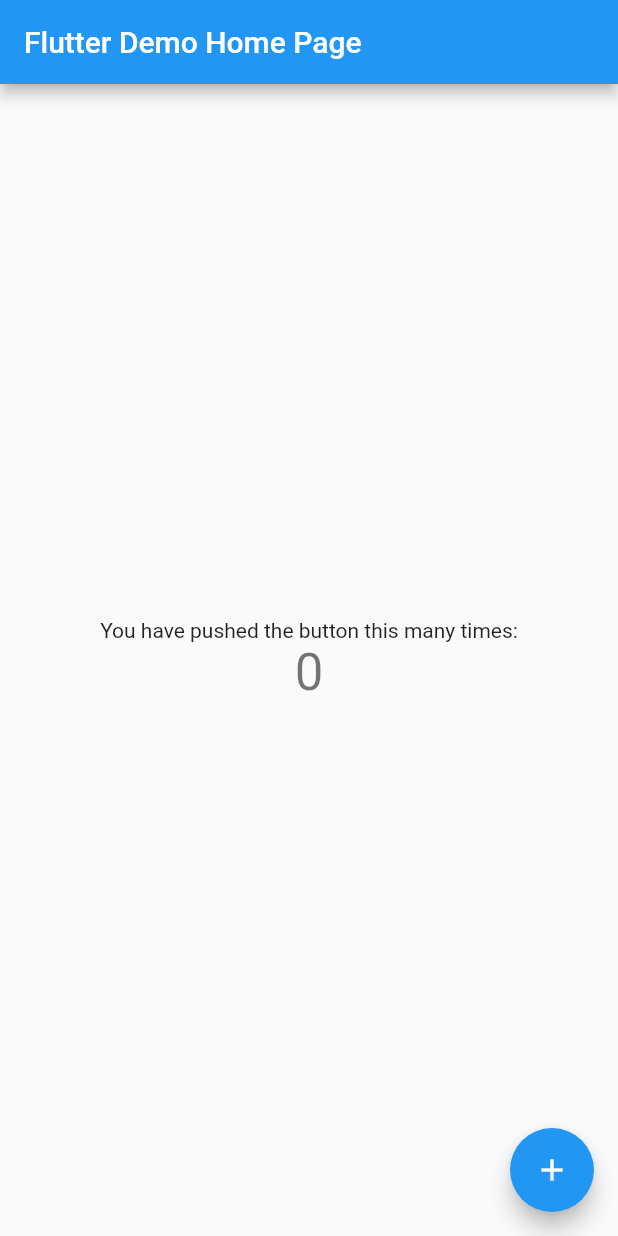
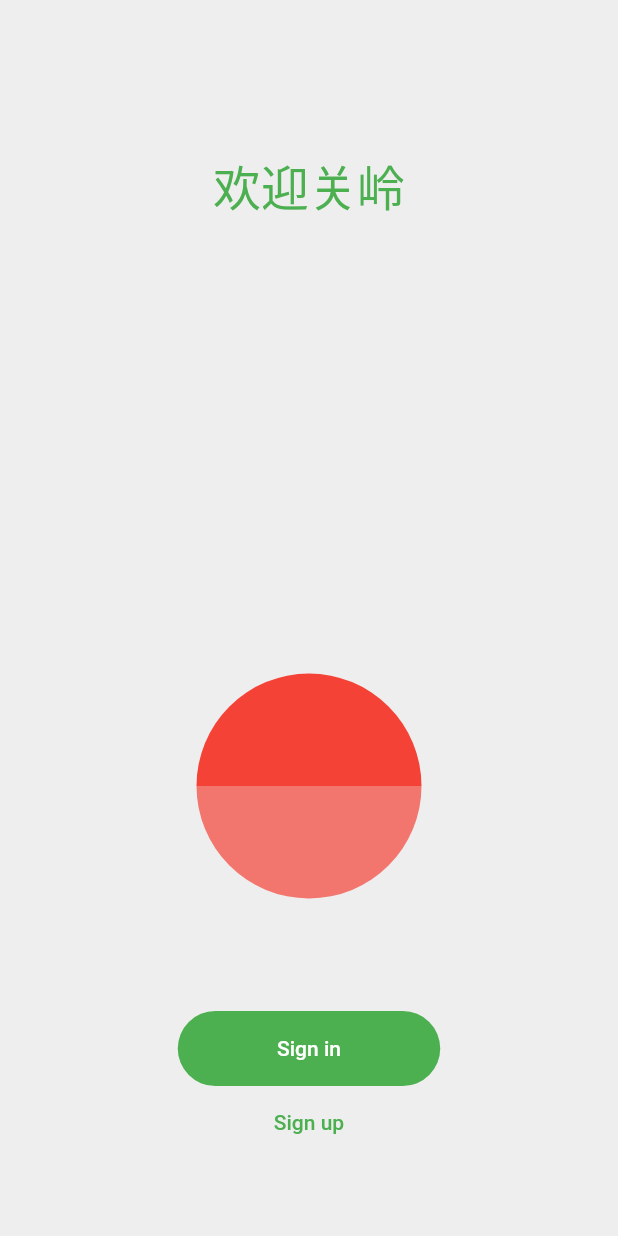
Before and after one commit to dfodeker/Credia, a Flutter app: the screen it shows after launch, on a phone screen of 412 x 824 dp. Run offline on Flutter 3.47's test engine with Material 2 defaults, Android fonts, the light colour scheme and no system bars.

Commit message:
Welcome page with frosted background

```diff
--- a/credia_app/lib/main.dart
+++ b/credia_app/lib/main.dart
@@ -1,115 +1,124 @@
+import 'dart:ui' as dartUI;
+
 import 'package:flutter/material.dart';
 
-void main() {
-  runApp(const MyApp());
-}
+void main() => runApp(MyApp());
 
 class MyApp extends StatelessWidget {
-  const MyApp({Key? key}) : super(key: key);
-
-  // This widget is the root of your application.
   @override
   Widget build(BuildContext context) {
     return MaterialApp(
-      title: 'Flutter Demo',
+      title: 'Credia',
       theme: ThemeData(
-        // This is the theme of your application.
-        //
-        // Try running your application with "flutter run". You'll see the
-        // application has a blue toolbar. Then, without quitting the app, try
-        // changing the primarySwatch below to Colors.green and then invoke
-        // "hot reload" (press "r" in the console where you ran "flutter run",
-        // or simply save your changes to "hot reload" in a Flutter IDE).
-        // Notice that the counter didn't reset back to zero; the application
-        // is not restarted.
-        primarySwatch: Colors.blue,
+        primaryColor: Colors.green,
+        scaffoldBackgroundColor: Colors.grey.shade200,
       ),
-      home: const MyHomePage(title: 'Flutter Demo Home Page'),
+      home: MyHomePage(),
     );
   }
 }
 
 class MyHomePage extends StatefulWidget {
-  const MyHomePage({Key? key, required this.title}) : super(key: key);
-
-  // This widget is the home page of your application. It is stateful, meaning
-  // that it has a State object (defined below) that contains fields that affect
-  // how it looks.
-
-  // This class is the configuration for the state. It holds the values (in this
-  // case the title) provided by the parent (in this case the App widget) and
-  // used by the build method of the State. Fields in a Widget subclass are
-  // always marked "final".
-
-  final String title;
-
   @override
-  State<MyHomePage> createState() => _MyHomePageState();
+  _MyHomePageState createState() => _MyHomePageState();
 }
 
 class _MyHomePageState extends State<MyHomePage> {
-  int _counter = 0;
+  Align buildTitle(BuildContext context) {
+    return Align(
+      alignment: Alignment.topCenter,
+      child: Padding(
+        padding: const EdgeInsets.only(top: 100.0),
+        child: Text(
+          '欢迎关岭',
+          style: TextStyle(
+            fontSize: 32.0,
+            color: Theme.of(context).primaryColor,
+          ),
+        ),
+      ),
+    );
+  }
 
-  void _incrementCounter() {
-    setState(() {
-      // This call to setState tells the Flutter framework that something has
-      // changed in this State, which causes it to rerun the build method below
-      // so that the display can reflect the updated values. If we changed
-      // _counter without calling setState(), then the build method would not be
-      // called again, and so nothing would appear to happen.
-      _counter++;
-    });
+  Align buildCircle() {
+    return Align(
+      alignment: Alignment.bottomCenter,
+      child: Padding(
+        padding: const EdgeInsets.only(bottom: 225.0),
+        child: Container(
+          height: 150.0,
+          width: 150.0,
+          decoration: BoxDecoration(
+            shape: BoxShape.circle,
+            color: Colors.red,
+          ),
+        ),
+      ),
+    );
+  }
+
+  Align buildFrostedGlass() {
+    return Align(
+      alignment: Alignment.bottomCenter,
+      child: BackdropFilter(
+        filter: dartUI.ImageFilter.blur(sigmaX: 0.0, sigmaY: 0.0),
+        child: Container(
+          height: 300.0,
+          width: double.infinity,
+          decoration: BoxDecoration(
+            color: Colors.grey.shade200.withOpacity(0.3),
+          ),
+          child: Align(
+            alignment: Alignment.bottomCenter,
+            child: Container(
+              height: 150.0,
+              child: buildButton(),
+            ),
+          ),
+        ),
+      ),
+    );
+  }
+
+  Column buildButton() {
+    final theme = Theme.of(context);
+    return Column(
+      children: <Widget>[
+        SizedBox(
+          width: 175.0,
+          height: 50.0,
+          child: FlatButton(
+              onPressed: () {},
+              color: theme.primaryColor,
+              shape: RoundedRectangleBorder(
+                  borderRadius: BorderRadius.circular(30.0)),
+              child: Text(
+                'Sign in',
+                style: theme.primaryTextTheme.button,
+              )),
+        ),
+        FlatButton(
+            onPressed: () {},
+            shape: RoundedRectangleBorder(
+                borderRadius: BorderRadius.circular(30.0)),
+            child: Text(
+              'Sign up',
+              style: TextStyle(color: theme.primaryColor),
+            ))
+      ],
+    );
   }
 
   @override
   Widget build(BuildContext context) {
-    // This method is rerun every time setState is called, for instance as done
-    // by the _incrementCounter method above.
-    //
-    // The Flutter framework has been optimized to make rerunning build methods
-    // fast, so that you can just rebuild anything that needs updating rather
-    // than having to individually change instances of widgets.
     return Scaffold(
-      appBar: AppBar(
-        // Here we take the value from the MyHomePage object that was created by
-        // the App.build method, and use it to set our appbar title.
-        title: Text(widget.title),
+      body: Stack(
+        children: <Widget>[
+          buildTitle(context),
+          buildCircle(),
+          buildFrostedGlass(),
+        ],
       ),
-      body: Center(
-        // Center is a layout widget. It takes a single child and positions it
-        // in the middle of the parent.
-        child: Column(
-          // Column is also a layout widget. It takes a list of children and
-          // arranges them vertically. By default, it sizes itself to fit its
-          // children horizontally, and tries to be as tall as its parent.
-          //
-          // Invoke "debug painting" (press "p" in the console, choose the
-          // "Toggle Debug Paint" action from the Flutter Inspector in Android
-          // Studio, or the "Toggle Debug Paint" command in Visual Studio Code)
-          // to see the wireframe for each widget.
-          //
-          // Column has various properties to control how it sizes itself and
-          // how it positions its children. Here we use mainAxisAlignment to
-          // center the children vertically; the main axis here is the vertical
-          // axis because Columns are vertical (the cross axis would be
-          // horizontal).
-          mainAxisAlignment: MainAxisAlignment.center,
-          children: <Widget>[
-            const Text(
-              'You have pushed the button this many times:',
-            ),
-            Text(
-              '$_counter',
-              style: Theme.of(context).textTheme.headline4,
-            ),
-          ],
-        ),
-      ),
-      floatingActionButton: FloatingActionButton(
-        onPressed: _incrementCounter,
-        tooltip: 'Increment',
-        child: const Icon(Icons.add),
-      ), // This trailing comma makes auto-formatting nicer for build methods.
     );
   }
 }
```
Also changed, not shown: credia_app/lib/former.dart (added), 1 other file.
